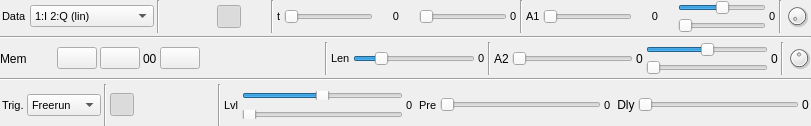
Qt form sdrbase/gui/glscopegui.ui (f4exb/sdrangel) before a commit.
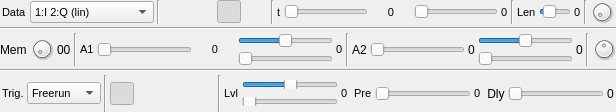
The same form after that commit. Icons and pictures are not drawn. Custom widgets are drawn as their Qt base class.

Commit message: GLScope: trace memory implementation. GLScopeGUI: widgets placement reorganization

Patch:
```diff
--- a/sdrbase/gui/glscopegui.ui
+++ b/sdrbase/gui/glscopegui.ui
@@ -6,8 +6,8 @@
    <rect>
     <x>0</x>
     <y>0</y>
-    <width>811</width>
-    <height>126</height>
+    <width>616</width>
+    <height>112</height>
    </rect>
   </property>
   <property name="windowTitle">
@@ -355,6 +355,132 @@
       </widget>
      </item>
      <item>
+      <widget class="QLabel" name="traceLenLabel">
+       <property name="font">
+        <font>
+         <pointsize>8</pointsize>
+        </font>
+       </property>
+       <property name="text">
+        <string>Len</string>
+       </property>
+      </widget>
+     </item>
+     <item>
+      <widget class="QSlider" name="traceLen">
+       <property name="toolTip">
+        <string>Trace length</string>
+       </property>
+       <property name="minimum">
+        <number>1</number>
+       </property>
+       <property name="maximum">
+        <number>100</number>
+       </property>
+       <property name="pageStep">
+        <number>1</number>
+       </property>
+       <property name="value">
+        <number>20</number>
+       </property>
+       <property name="orientation">
+        <enum>Qt::Horizontal</enum>
+       </property>
+      </widget>
+     </item>
+     <item>
+      <widget class="QLabel" name="traceLenText">
+       <property name="font">
+        <font>
+         <pointsize>8</pointsize>
+        </font>
+       </property>
+       <property name="text">
+        <string>0</string>
+       </property>
+      </widget>
+     </item>
+     <item>
+      <widget class="Line" name="ampLine">
+       <property name="orientation">
+        <enum>Qt::Vertical</enum>
+       </property>
+      </widget>
+     </item>
+     <item>
+      <widget class="QDial" name="gridIntensity">
+       <property name="maximumSize">
+        <size>
+         <width>24</width>
+         <height>24</height>
+        </size>
+       </property>
+       <property name="toolTip">
+        <string>Grid intensity</string>
+       </property>
+       <property name="maximum">
+        <number>100</number>
+       </property>
+       <property name="pageStep">
+        <number>1</number>
+       </property>
+      </widget>
+     </item>
+    </layout>
+   </item>
+   <item>
+    <widget class="Line" name="rowSep1">
+     <property name="orientation">
+      <enum>Qt::Horizontal</enum>
+     </property>
+    </widget>
+   </item>
+   <item>
+    <layout class="QHBoxLayout" name="row3Layout">
+     <item>
+      <widget class="QLabel" name="memText">
+       <property name="text">
+        <string>Mem</string>
+       </property>
+      </widget>
+     </item>
+     <item>
+      <widget class="QDial" name="memHistory">
+       <property name="maximumSize">
+        <size>
+         <width>24</width>
+         <height>24</height>
+        </size>
+       </property>
+       <property name="toolTip">
+        <string>Move in trace history</string>
+       </property>
+       <property name="maximum">
+        <number>15</number>
+       </property>
+       <property name="pageStep">
+        <number>1</number>
+       </property>
+      </widget>
+     </item>
+     <item>
+      <widget class="QLabel" name="memIndexText">
+       <property name="toolTip">
+        <string>Trace history index</string>
+       </property>
+       <property name="text">
+        <string>00</string>
+       </property>
+      </widget>
+     </item>
+     <item>
+      <widget class="Line" name="traceLenLine">
+       <property name="orientation">
+        <enum>Qt::Vertical</enum>
+       </property>
+      </widget>
+     </item>
+     <item>
       <widget class="QLabel" name="amp1Label">
        <property name="font">
         <font>
@@ -474,185 +600,6 @@
      </item>
      <item>
       <widget class="QLabel" name="amp1OfsText">
-       <property name="font">
-        <font>
-         <pointsize>8</pointsize>
-        </font>
-       </property>
-       <property name="text">
-        <string>0</string>
-       </property>
-      </widget>
-     </item>
-     <item>
-      <widget class="Line" name="ampLine">
-       <property name="orientation">
-        <enum>Qt::Vertical</enum>
-       </property>
-      </widget>
-     </item>
-     <item>
-      <widget class="QDial" name="gridIntensity">
-       <property name="maximumSize">
-        <size>
-         <width>24</width>
-         <height>24</height>
-        </size>
-       </property>
-       <property name="toolTip">
-        <string>Grid intensity</string>
-       </property>
-       <property name="maximum">
-        <number>100</number>
-       </property>
-       <property name="pageStep">
-        <number>1</number>
-       </property>
-      </widget>
-     </item>
-    </layout>
-   </item>
-   <item>
-    <widget class="Line" name="rowSep1">
-     <property name="orientation">
-      <enum>Qt::Horizontal</enum>
-     </property>
-    </widget>
-   </item>
-   <item>
-    <layout class="QHBoxLayout" name="row3Layout">
-     <item>
-      <widget class="QLabel" name="memText">
-       <property name="text">
-        <string>Mem</string>
-       </property>
-      </widget>
-     </item>
-     <item>
-      <widget class="ButtonSwitch" name="memButton">
-       <property name="toolTip">
-        <string>Trace memory</string>
-       </property>
-       <property name="text">
-        <string/>
-       </property>
-       <property name="icon">
-        <iconset resource="../resources/res.qrc">
-         <normaloff>:/mem.png</normaloff>:/mem.png</iconset>
-       </property>
-       <property name="checkable">
-        <bool>true</bool>
-       </property>
-       <property name="autoRaise">
-        <bool>true</bool>
-       </property>
-      </widget>
-     </item>
-     <item>
-      <widget class="QPushButton" name="memPlayButton">
-       <property name="toolTip">
-        <string>Replay memorized trace</string>
-       </property>
-       <property name="text">
-        <string/>
-       </property>
-       <property name="icon">
-        <iconset resource="../resources/res.qrc">
-         <normaloff>:/play.png</normaloff>:/play.png</iconset>
-       </property>
-      </widget>
-     </item>
-     <item>
-      <widget class="QPushButton" name="memMinusButton">
-       <property name="toolTip">
-        <string>Go back one trace in history (newer)</string>
-       </property>
-       <property name="text">
-        <string/>
-       </property>
-       <property name="icon">
-        <iconset resource="../resources/res.qrc">
-         <normaloff>:/minusw.png</normaloff>:/minusw.png</iconset>
-       </property>
-      </widget>
-     </item>
-     <item>
-      <widget class="QLabel" name="memIndexText">
-       <property name="text">
-        <string>00</string>
-       </property>
-      </widget>
-     </item>
-     <item>
-      <widget class="QPushButton" name="memPlusButton">
-       <property name="toolTip">
-        <string>Go one more trace in history (older)</string>
-       </property>
-       <property name="text">
-        <string/>
-       </property>
-       <property name="icon">
-        <iconset resource="../resources/res.qrc">
-         <normaloff>:/plusw.png</normaloff>:/plusw.png</iconset>
-       </property>
-      </widget>
-     </item>
-     <item>
-      <spacer name="horizontalSpacer">
-       <property name="orientation">
-        <enum>Qt::Horizontal</enum>
-       </property>
-       <property name="sizeHint" stdset="0">
-        <size>
-         <width>60</width>
-         <height>20</height>
-        </size>
-       </property>
-      </spacer>
-     </item>
-     <item>
-      <widget class="Line" name="traceLenLine">
-       <property name="orientation">
-        <enum>Qt::Vertical</enum>
-       </property>
-      </widget>
-     </item>
-     <item>
-      <widget class="QLabel" name="traceLenLabel">
-       <property name="font">
-        <font>
-         <pointsize>8</pointsize>
-        </font>
-       </property>
-       <property name="text">
-        <string>Len</string>
-       </property>
-      </widget>
-     </item>
-     <item>
-      <widget class="QSlider" name="traceLen">
-       <property name="toolTip">
-        <string>Trace length</string>
-       </property>
-       <property name="minimum">
-        <number>1</number>
-       </property>
-       <property name="maximum">
-        <number>100</number>
-       </property>
-       <property name="pageStep">
-        <number>1</number>
-       </property>
-       <property name="value">
-        <number>20</number>
-       </property>
-       <property name="orientation">
-        <enum>Qt::Horizontal</enum>
-       </property>
-      </widget>
-     </item>
-     <item>
-      <widget class="QLabel" name="traceLenText">
        <property name="font">
         <font>
          <pointsize>8</pointsize>
```
The commit also changes 5 other files.
